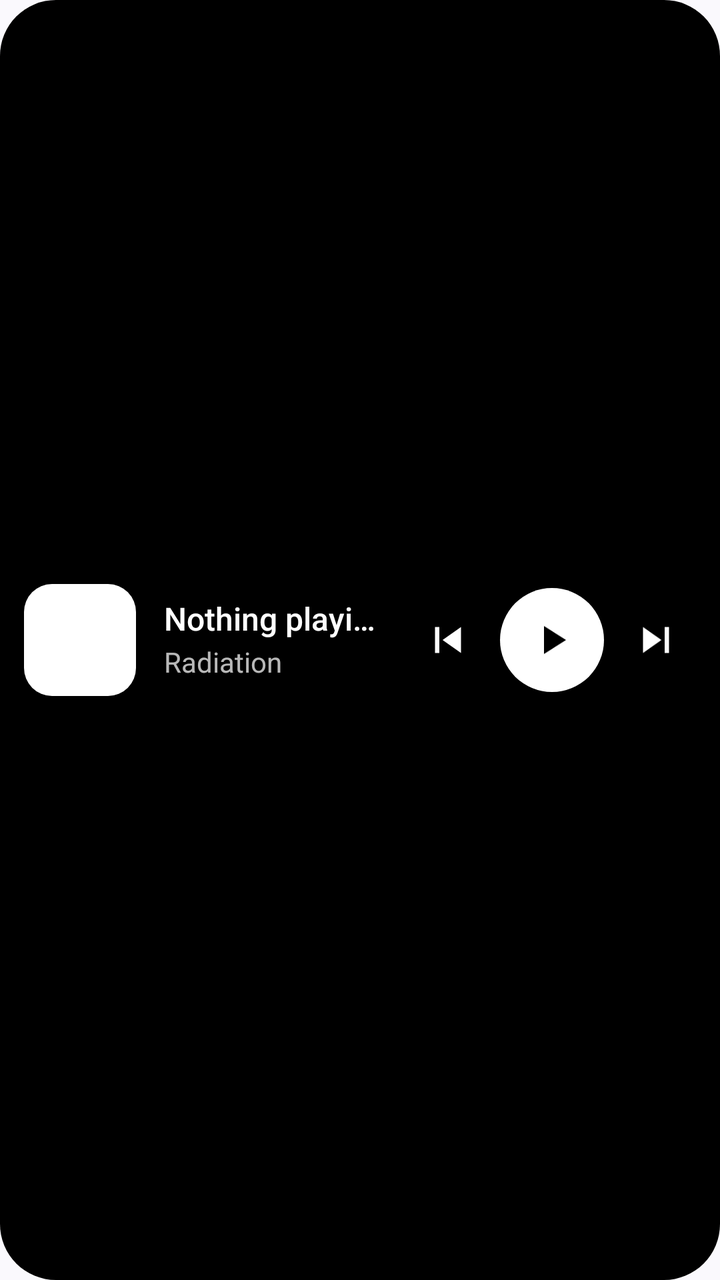
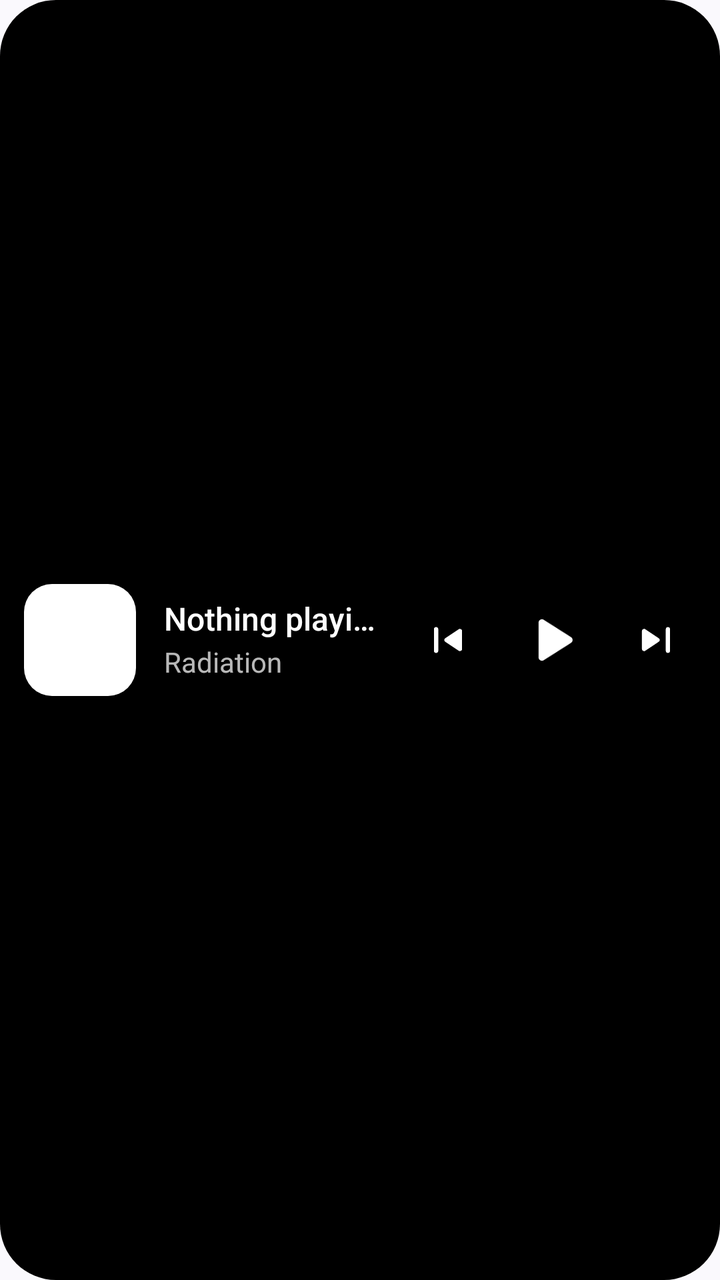

Compare the two renders of this Android layout. The source of the first and the diff that turns it into the second are given below.
<!-- AndroidManifest.xml: application theme Theme.Radiation -->
<!-- res/layout/widget_radiation.xml -->
<?xml version="1.0" encoding="utf-8"?>
<FrameLayout xmlns:android="http://schemas.android.com/apk/res/android"
    xmlns:tools="http://schemas.android.com/tools"
    android:id="@android:id/background"
    android:layout_width="match_parent"
    android:layout_height="match_parent"
    tools:ignore="UseAppTint">

    
    <ImageView
        android:id="@+id/surface"
        android:layout_width="match_parent"
        android:layout_height="match_parent"
        android:importantForAccessibility="no"
        android:scaleType="fitXY"
        android:src="@drawable/widget_bg"
        android:tint="#FF000000" />

    <LinearLayout
        android:id="@+id/row"
        android:layout_width="match_parent"
        android:layout_height="match_parent"
        android:gravity="center_vertical"
        android:orientation="horizontal"
        android:paddingStart="12dp"
        android:paddingEnd="8dp">

        <FrameLayout
            android:id="@+id/art_box"
            android:layout_width="@dimen/art_size"
            android:layout_height="@dimen/art_size"
            android:contentDescription="@string/album_art">

            <ImageView
                android:id="@+id/placeholder_tile"
                android:layout_width="match_parent"
                android:layout_height="match_parent"
                android:importantForAccessibility="no"
                android:scaleType="fitXY"
                android:src="@drawable/rounded_square"
                android:tint="#1FFFFFFF" />

            <ImageView
                android:id="@+id/placeholder_icon"
                android:layout_width="match_parent"
                android:layout_height="match_parent"
                android:importantForAccessibility="no"
                android:padding="16dp"
                android:scaleType="fitCenter"
                android:src="@drawable/ic_music_note"
                android:tint="#99FFFFFF" />

            <ImageView
                android:id="@+id/art"
                android:layout_width="match_parent"
                android:layout_height="match_parent"
                android:importantForAccessibility="no"
                android:scaleType="fitXY"
                android:visibility="gone" />
        </FrameLayout>

        <LinearLayout
            android:id="@+id/info"
            android:layout_width="0dp"
            android:layout_height="match_parent"
            android:layout_weight="1"
            android:gravity="center_vertical"
            android:orientation="vertical"
            android:paddingStart="14dp"
            android:paddingEnd="6dp">

            <TextView
                android:id="@+id/title"
                android:layout_width="match_parent"
                android:layout_height="wrap_content"
                android:ellipsize="end"
                android:fontFamily="sans-serif-medium"
                android:includeFontPadding="false"
                android:maxLines="1"
                android:text="@string/nothing_playing"
                android:textColor="#FFFFFFFF"
                android:textSize="16sp" />

            <TextView
                android:id="@+id/artist"
                android:layout_width="match_parent"
                android:layout_height="wrap_content"
                android:layout_marginTop="4dp"
                android:ellipsize="end"
                android:includeFontPadding="false"
                android:maxLines="1"
                android:text="@string/app_name"
                android:textColor="#B8FFFFFF"
                android:textSize="14sp" />
        </LinearLayout>

        <ImageButton
            android:id="@+id/previous"
            android:layout_width="@dimen/side_touch"
            android:layout_height="@dimen/side_touch"
            android:background="@drawable/ripple_on_dark"
            android:contentDescription="@string/previous"
            android:padding="11dp"
            android:scaleType="fitCenter"
            android:src="@drawable/ic_skip_previous_state"
            android:tint="#FFFFFFFF" />

        
        <FrameLayout
            android:id="@+id/play_pause"
            android:layout_width="@dimen/play_size"
            android:layout_height="@dimen/play_size"
            android:layout_marginHorizontal="2dp"
            android:contentDescription="@string/play_pause">

            <ImageView
                android:id="@+id/play_pause_disc"
                android:layout_width="match_parent"
                android:layout_height="match_parent"
                android:duplicateParentState="true"
                android:importantForAccessibility="no"
                android:scaleType="fitXY"
                android:src="@drawable/disc_state"
                android:tint="#FFFFFFFF" />

            <ImageView
                android:id="@+id/play_pause_icon"
                android:layout_width="match_parent"
                android:layout_height="match_parent"
                android:duplicateParentState="true"
                android:importantForAccessibility="no"
                android:padding="14dp"
                android:scaleType="fitCenter"
                android:src="@drawable/ic_play_state"
                android:tint="#FF000000" />
        </FrameLayout>

        <ImageButton
            android:id="@+id/next"
            android:layout_width="@dimen/side_touch"
            android:layout_height="@dimen/side_touch"
            android:background="@drawable/ripple_on_dark"
            android:contentDescription="@string/next"
            android:padding="11dp"
            android:scaleType="fitCenter"
            android:src="@drawable/ic_skip_next_state"
            android:tint="#FFFFFFFF" />
    </LinearLayout>
</FrameLayout>
<!-- resources referenced by this layout -->
<resources>
  <dimen name="play_size">52dp</dimen>
  <!-- drawable disc_state (drawable) -->
  <?xml version="1.0" encoding="utf-8"?>
  <selector xmlns:android="http://schemas.android.com/apk/res/android"
      android:exitFadeDuration="160">
      <item android:state_pressed="true">
          <inset android:inset="3dp">
              <shape android:shape="oval">
                  <solid android:color="#D9FFFFFF" />
              </shape>
          </inset>
      </item>
      <item>
          <shape android:shape="oval">
              <solid android:color="#FFFFFFFF" />
          </shape>
      </item>
  </selector>
  <!-- drawable ic_play (drawable) -->
  <vector xmlns:android="http://schemas.android.com/apk/res/android"
      android:width="24dp" android:height="24dp"
      android:viewportWidth="24" android:viewportHeight="24">
      <path android:fillColor="#FFFFFFFF" android:pathData="M8,5v14l11,-7z" />
  </vector>
  <!-- drawable ic_skip_next (drawable) -->
  <vector xmlns:android="http://schemas.android.com/apk/res/android"
      android:width="24dp" android:height="24dp"
      android:viewportWidth="24" android:viewportHeight="24">
      <path android:fillColor="#FFFFFFFF" android:pathData="M6,18l8.5,-6L6,6v12zM16,6v12h2V6h-2z" />
  </vector>
  <!-- drawable ic_skip_previous (drawable) -->
  <vector xmlns:android="http://schemas.android.com/apk/res/android"
      android:width="24dp" android:height="24dp"
      android:viewportWidth="24" android:viewportHeight="24">
      <path android:fillColor="#FFFFFFFF" android:pathData="M6,6h2v12H6zM9.5,12l8.5,6V6z" />
  </vector>
  <!-- unchanged entries left out for length: 18 -->
</resources>

<!-- the commit's change to res/layout/widget_radiation.xml (unified diff, before → after) -->
@@ -81,17 +81,50 @@
                 android:textColor="#FFFFFFFF"
                 android:textSize="16sp" />
 
-            <TextView
-                android:id="@+id/artist"
+            <LinearLayout
                 android:layout_width="match_parent"
                 android:layout_height="wrap_content"
                 android:layout_marginTop="4dp"
-                android:ellipsize="end"
-                android:includeFontPadding="false"
-                android:maxLines="1"
-                android:text="@string/app_name"
-                android:textColor="#B8FFFFFF"
-                android:textSize="14sp" />
+                android:gravity="center_vertical"
+                android:orientation="horizontal">
+
+                
+                <ProgressBar
+                    android:id="@+id/eq"
+                    android:layout_width="12dp"
+                    android:layout_height="12dp"
+                    android:layout_marginEnd="6dp"
+                    android:indeterminate="true"
+                    android:indeterminateDrawable="@drawable/eq_anim"
+                    android:indeterminateOnly="true"
+                    android:maxWidth="12dp"
+                    android:maxHeight="12dp"
+                    android:minWidth="12dp"
+                    android:minHeight="12dp"
+                    android:visibility="gone" />
+
+                
+                <ImageView
+                    android:id="@+id/eq_static"
+                    android:layout_width="12dp"
+                    android:layout_height="12dp"
+                    android:layout_marginEnd="6dp"
+                    android:importantForAccessibility="no"
+                    android:src="@drawable/eq_f4"
+                    android:visibility="gone" />
+
+                <TextView
+                    android:id="@+id/artist"
+                    android:layout_width="0dp"
+                    android:layout_height="wrap_content"
+                    android:layout_weight="1"
+                    android:ellipsize="end"
+                    android:includeFontPadding="false"
+                    android:maxLines="1"
+                    android:text="@string/app_name"
+                    android:textColor="#B8FFFFFF"
+                    android:textSize="14sp" />
+            </LinearLayout>
         </LinearLayout>
 
         <ImageButton
@@ -106,34 +139,16 @@
             android:tint="#FFFFFFFF" />
 
         
-        <FrameLayout
+        <ImageButton
             android:id="@+id/play_pause"
             android:layout_width="@dimen/play_size"
             android:layout_height="@dimen/play_size"
-            android:layout_marginHorizontal="2dp"
-            android:contentDescription="@string/play_pause">
-
-            <ImageView
-                android:id="@+id/play_pause_disc"
-                android:layout_width="match_parent"
-                android:layout_height="match_parent"
-                android:duplicateParentState="true"
-                android:importantForAccessibility="no"
-                android:scaleType="fitXY"
-                android:src="@drawable/disc_state"
-                android:tint="#FFFFFFFF" />
-
-            <ImageView
-                android:id="@+id/play_pause_icon"
-                android:layout_width="match_parent"
-                android:layout_height="match_parent"
-                android:duplicateParentState="true"
-                android:importantForAccessibility="no"
-                android:padding="14dp"
-                android:scaleType="fitCenter"
-                android:src="@drawable/ic_play_state"
-                android:tint="#FF000000" />
-        </FrameLayout>
+            android:background="@drawable/ripple_on_dark"
+            android:contentDescription="@string/play_pause"
+            android:padding="10dp"
+            android:scaleType="fitCenter"
+            android:src="@drawable/ic_play_state"
+            android:tint="#FFFFFFFF" />
 
         <ImageButton
             android:id="@+id/next"
<!-- resource entries referenced after the edit -->
@@ -1,40 +1,100 @@
 <!-- resources referenced by this layout -->
 <resources>
-  <dimen name="play_size">52dp</dimen>
-  <!-- drawable disc_state (drawable) -->
+  <dimen name="play_size">56dp</dimen>
+  <!-- drawable eq_anim (drawable) -->
   <?xml version="1.0" encoding="utf-8"?>
-  <selector xmlns:android="http://schemas.android.com/apk/res/android"
-      android:exitFadeDuration="160">
-      <item android:state_pressed="true">
-          <inset android:inset="3dp">
-              <shape android:shape="oval">
-                  <solid android:color="#D9FFFFFF" />
-              </shape>
-          </inset>
-      </item>
-      <item>
-          <shape android:shape="oval">
-              <solid android:color="#FFFFFFFF" />
-          </shape>
-      </item>
-  </selector>
+  <animation-list xmlns:android="http://schemas.android.com/apk/res/android" android:oneshot="false">
+      <item android:drawable="@drawable/eq_f0" android:duration="120" />
+      <item android:drawable="@drawable/eq_f1" android:duration="120" />
+      <item android:drawable="@drawable/eq_f2" android:duration="120" />
+      <item android:drawable="@drawable/eq_f3" android:duration="120" />
+      <item android:drawable="@drawable/eq_f4" android:duration="120" />
+      <item android:drawable="@drawable/eq_f5" android:duration="120" />
+      <item android:drawable="@drawable/eq_f6" android:duration="120" />
+      <item android:drawable="@drawable/eq_f7" android:duration="120" />
+      <item android:drawable="@drawable/eq_f8" android:duration="120" />
+      <item android:drawable="@drawable/eq_f9" android:duration="120" />
+  </animation-list>
+  <!-- drawable eq_f4 (drawable) -->
+  <vector xmlns:android="http://schemas.android.com/apk/res/android"
+      android:width="12dp" android:height="12dp"
+      android:viewportWidth="12" android:viewportHeight="12">
+      <path android:strokeColor="#FFFFFFFF" android:strokeWidth="2.4" android:strokeLineCap="round" android:pathData="M2,10.8V8.5M6,10.8V4M10,10.8V7.5" />
+  </vector>
+  <!-- drawable eq_f0 (drawable) -->
+  <vector xmlns:android="http://schemas.android.com/apk/res/android"
+      android:width="12dp" android:height="12dp"
+      android:viewportWidth="12" android:viewportHeight="12">
+      <path android:strokeColor="#FFFFFFFF" android:strokeWidth="2.4" android:strokeLineCap="round" android:pathData="M2,10.8V9M6,10.8V5M10,10.8V7" />
+  </vector>
+  <!-- drawable eq_f1 (drawable) -->
+  <vector xmlns:android="http://schemas.android.com/apk/res/android"
+      android:width="12dp" android:height="12dp"
+      android:viewportWidth="12" android:viewportHeight="12">
+      <path android:strokeColor="#FFFFFFFF" android:strokeWidth="2.4" android:strokeLineCap="round" android:pathData="M2,10.8V7M6,10.8V8M10,10.8V4" />
+  </vector>
+  <!-- drawable eq_f2 (drawable) -->
+  <vector xmlns:android="http://schemas.android.com/apk/res/android"
+      android:width="12dp" android:height="12dp"
+      android:viewportWidth="12" android:viewportHeight="12">
+      <path android:strokeColor="#FFFFFFFF" android:strokeWidth="2.4" android:strokeLineCap="round" android:pathData="M2,10.8V4M6,10.8V9.5M10,10.8V6" />
+  </vector>
+  <!-- drawable eq_f3 (drawable) -->
+  <vector xmlns:android="http://schemas.android.com/apk/res/android"
+      android:width="12dp" android:height="12dp"
+      android:viewportWidth="12" android:viewportHeight="12">
+      <path android:strokeColor="#FFFFFFFF" android:strokeWidth="2.4" android:strokeLineCap="round" android:pathData="M2,10.8V6M6,10.8V7M10,10.8V9" />
+  </vector>
+  <!-- drawable eq_f5 (drawable) -->
+  <vector xmlns:android="http://schemas.android.com/apk/res/android"
+      android:width="12dp" android:height="12dp"
+      android:viewportWidth="12" android:viewportHeight="12">
+      <path android:strokeColor="#FFFFFFFF" android:strokeWidth="2.4" android:strokeLineCap="round" android:pathData="M2,10.8V5M6,10.8V6M10,10.8V9.5" />
+  </vector>
+  <!-- drawable eq_f6 (drawable) -->
+  <vector xmlns:android="http://schemas.android.com/apk/res/android"
+      android:width="12dp" android:height="12dp"
+      android:viewportWidth="12" android:viewportHeight="12">
+      <path android:strokeColor="#FFFFFFFF" android:strokeWidth="2.4" android:strokeLineCap="round" android:pathData="M2,10.8V7.5M6,10.8V9M10,10.8V5" />
+  </vector>
+  <!-- drawable eq_f7 (drawable) -->
+  <vector xmlns:android="http://schemas.android.com/apk/res/android"
+      android:width="12dp" android:height="12dp"
+      android:viewportWidth="12" android:viewportHeight="12">
+      <path android:strokeColor="#FFFFFFFF" android:strokeWidth="2.4" android:strokeLineCap="round" android:pathData="M2,10.8V9.5M6,10.8V5M10,10.8V7" />
+  </vector>
+  <!-- drawable eq_f8 (drawable) -->
+  <vector xmlns:android="http://schemas.android.com/apk/res/android"
+      android:width="12dp" android:height="12dp"
+      android:viewportWidth="12" android:viewportHeight="12">
+      <path android:strokeColor="#FFFFFFFF" android:strokeWidth="2.4" android:strokeLineCap="round" android:pathData="M2,10.8V6M6,10.8V4M10,10.8V8.5" />
+  </vector>
+  <!-- drawable eq_f9 (drawable) -->
+  <vector xmlns:android="http://schemas.android.com/apk/res/android"
+      android:width="12dp" android:height="12dp"
+      android:viewportWidth="12" android:viewportHeight="12">
+      <path android:strokeColor="#FFFFFFFF" android:strokeWidth="2.4" android:strokeLineCap="round" android:pathData="M2,10.8V8M6,10.8V7.5M10,10.8V5.5" />
+  </vector>
   <!-- drawable ic_play (drawable) -->
   <vector xmlns:android="http://schemas.android.com/apk/res/android"
       android:width="24dp" android:height="24dp"
-      android:viewportWidth="24" android:viewportHeight="24">
-      <path android:fillColor="#FFFFFFFF" android:pathData="M8,5v14l11,-7z" />
+      android:viewportWidth="960" android:viewportHeight="960">
+      
+      <group android:pivotX="480" android:pivotY="480" android:scaleX="1.12" android:scaleY="1.12">
+          <path android:fillColor="#FFFFFFFF" android:pathData="M320,687V273q0,-17 12,-28.5t28,-11.5q5,0 10.5,1.5T381,239l326,207q9,6 13.5,15t4.5,19q0,10 -4.5,19T707,514L381,721q-5,3 -10.5,4.5T360,727q-16,0 -28,-11.5T320,687Z" />
+      </group>
   </vector>
   <!-- drawable ic_skip_next (drawable) -->
   <vector xmlns:android="http://schemas.android.com/apk/res/android"
       android:width="24dp" android:height="24dp"
-      android:viewportWidth="24" android:viewportHeight="24">
-      <path android:fillColor="#FFFFFFFF" android:pathData="M6,18l8.5,-6L6,6v12zM16,6v12h2V6h-2z" />
+      android:viewportWidth="960" android:viewportHeight="960">
+      <path android:fillColor="#FFFFFFFF" android:pathData="M660,680v-400q0,-17 11.5,-28.5T700,240q17,0 28.5,11.5T740,280v400q0,17 -11.5,28.5T700,720q-17,0 -28.5,-11.5T660,680ZM220,645v-330q0,-18 12,-29t28,-11q5,0 11,1t11,5l248,166q9,6 13.5,14.5T548,480q0,10 -4.5,18.5T530,513L282,679q-5,4 -11,5t-11,1q-16,0 -28,-11t-12,-29Z" />
   </vector>
   <!-- drawable ic_skip_previous (drawable) -->
   <vector xmlns:android="http://schemas.android.com/apk/res/android"
       android:width="24dp" android:height="24dp"
-      android:viewportWidth="24" android:viewportHeight="24">
-      <path android:fillColor="#FFFFFFFF" android:pathData="M6,6h2v12H6zM9.5,12l8.5,6V6z" />
+      android:viewportWidth="960" android:viewportHeight="960">
+      <path android:fillColor="#FFFFFFFF" android:pathData="M220,680v-400q0,-17 11.5,-28.5T260,240q17,0 28.5,11.5T300,280v400q0,17 -11.5,28.5T260,720q-17,0 -28.5,-11.5T220,680ZM678,679L430,513q-9,-6 -13.5,-14.5T412,480q0,-10 4.5,-18.5T430,447l248,-166q5,-4 11,-5t11,-1q16,0 28,11t12,29v330q0,18 -12,29t-28,11q-5,0 -11,-1t-11,-5Z" />
   </vector>
   <!-- unchanged entries left out for length: 18 -->
 </resources>
